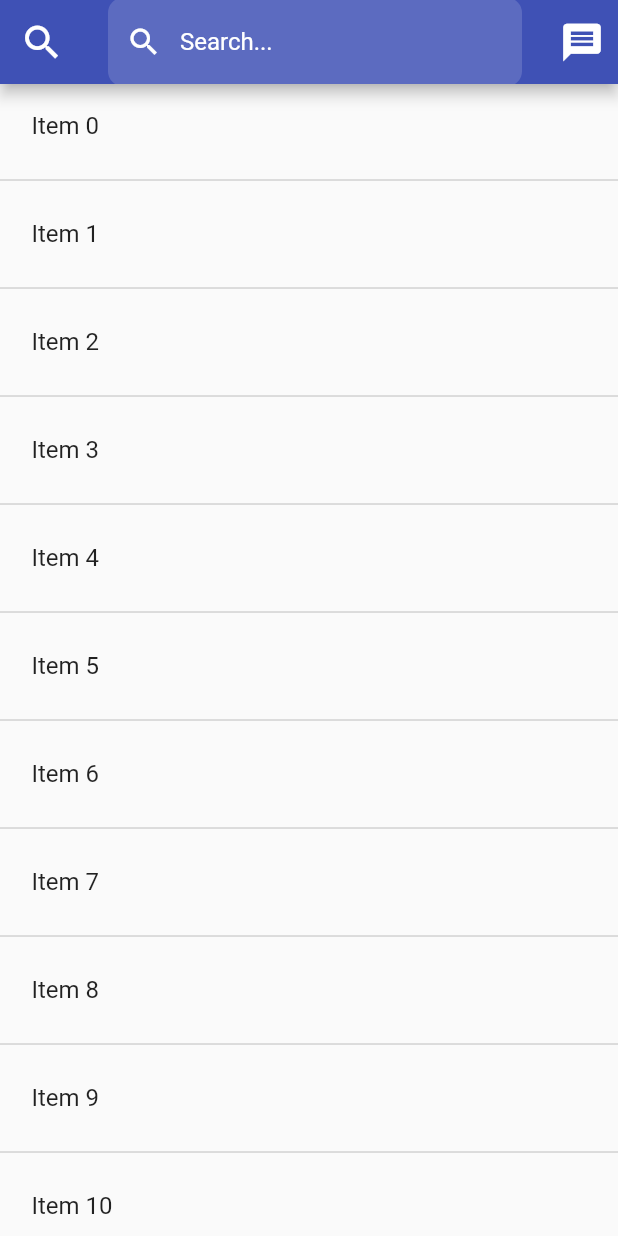
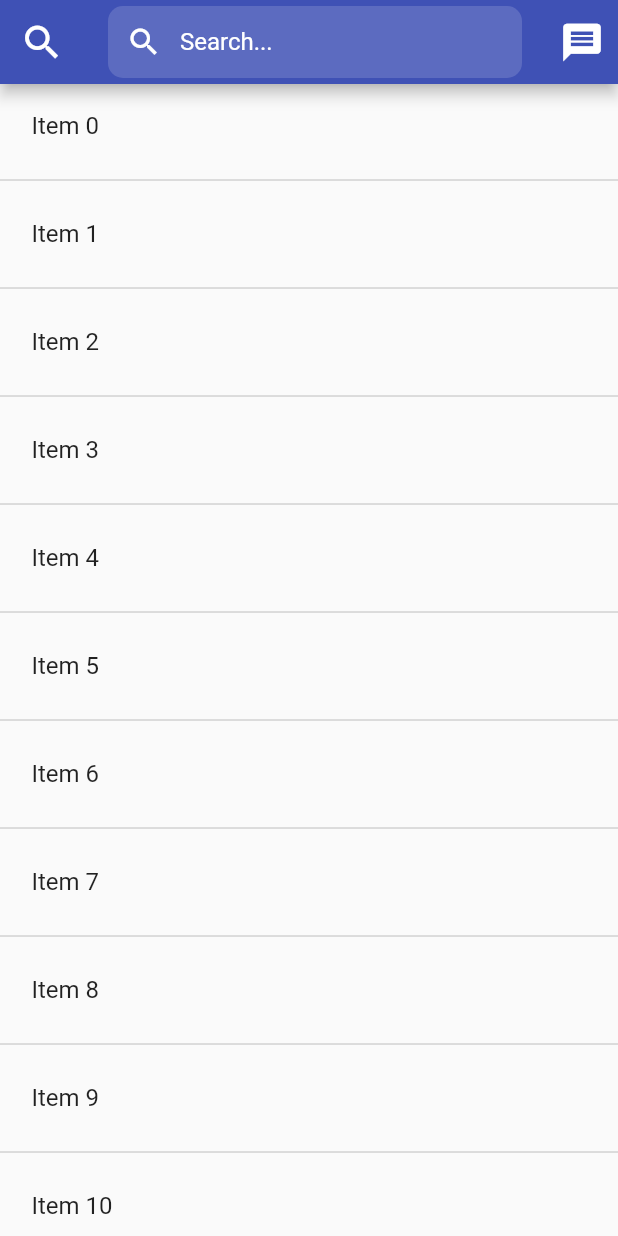
Before and after one commit to philalem/tutorial_app, a Flutter app: the Explore screen opened directly, on a phone screen of 412 x 824 dp. Run offline on Flutter 3.47's test engine with Material 2 defaults, Android fonts, the phone set to English and light mode, and no system bars; our stand-ins replace camera, cloud_firestore, firebase_auth, firebase_storage, google_fonts, image_picker and 1 more; accounts and stored records are empty.

Commit message:
adjusted size of text input

```diff
--- a/lib/explore.dart
+++ b/lib/explore.dart
@@ -66,13 +66,7 @@ class _ExploreState extends State<Explore> {
             ),
           ),
         ),
-        _isSearching
-            ? AnimatedOpacity(
-                opacity: _isSearching ? 1 : 0,
-                duration: Duration(milliseconds: 200),
-                child: _displaySearchScreen(),
-              )
-            : Container(),
+        _isSearching ? _displaySearchScreen() : Container(),
       ],
     );
   }
@@ -101,6 +95,9 @@ class _ExploreState extends State<Explore> {
           controller: _searchController,
           focusNode: focusNode,
           decoration: InputDecoration(
+            contentPadding: EdgeInsets.symmetric(
+              vertical: 0,
+            ),
             filled: true,
             fillColor: Colors.indigo[400],
             prefixIcon: Icon(
```
